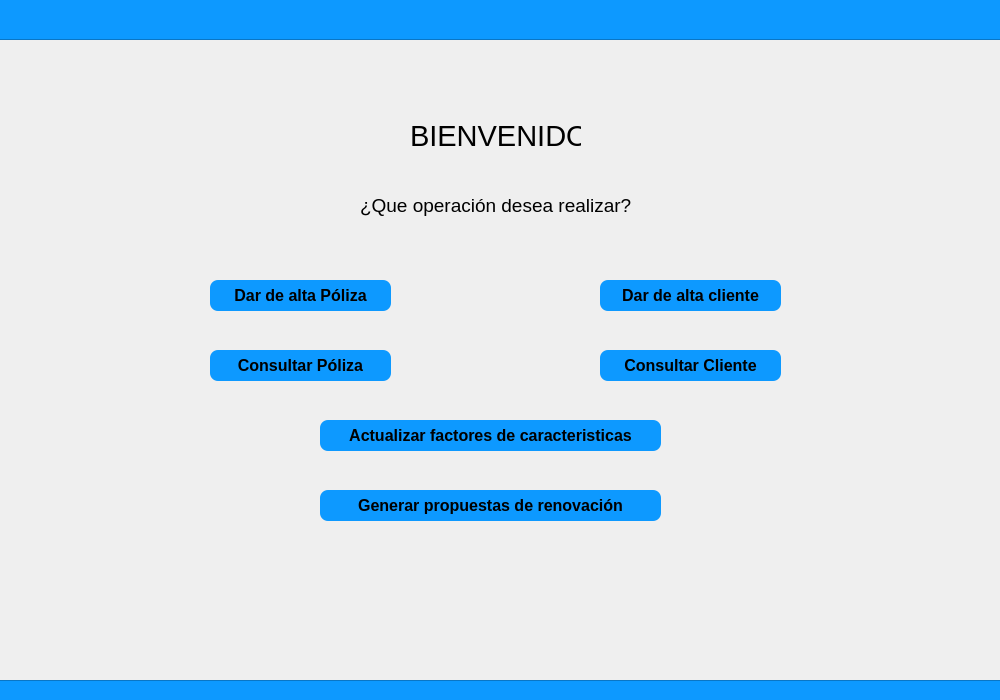
Before: the Qt Designer form gui/interfaz_general_1.ui in Eze-Medina/Proyecto_aseguradora, drawn with Qt 5.
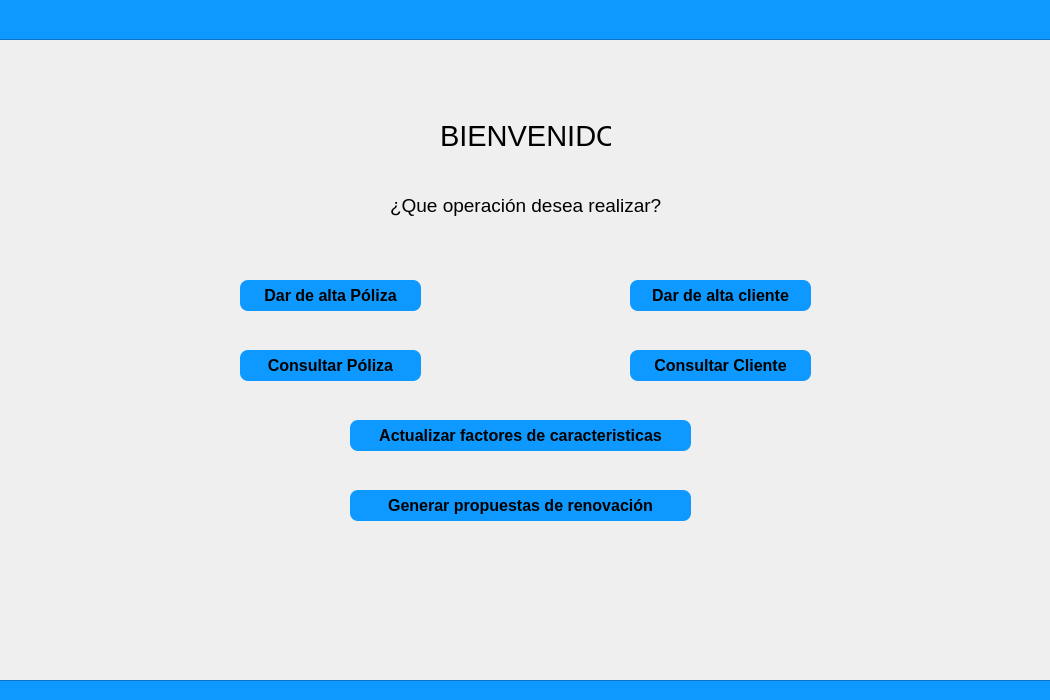
After: the same form once the commit is applied.

```diff
--- a/gui/interfaz_general_1.ui
+++ b/gui/interfaz_general_1.ui
@@ -6,19 +6,19 @@
    <rect>
     <x>0</x>
     <y>0</y>
-    <width>1000</width>
+    <width>1050</width>
     <height>700</height>
    </rect>
   </property>
   <property name="minimumSize">
    <size>
-    <width>1000</width>
+    <width>1050</width>
     <height>700</height>
    </size>
   </property>
   <property name="maximumSize">
    <size>
-    <width>1000</width>
+    <width>1050</width>
     <height>700</height>
    </size>
   </property>
@@ -28,7 +28,7 @@
   <widget class="QLabel" name="label">
    <property name="geometry">
     <rect>
-     <x>410</x>
+     <x>440</x>
      <y>110</y>
      <width>171</width>
      <height>51</height>
@@ -46,7 +46,7 @@
   <widget class="QPushButton" name="btnAltaPoliza">
    <property name="geometry">
     <rect>
-     <x>210</x>
+     <x>240</x>
      <y>280</y>
      <width>181</width>
      <height>31</height>
@@ -55,7 +55,6 @@
    <property name="font">
     <font>
      <pointsize>12</pointsize>
-     <weight>75</weight>
      <bold>true</bold>
     </font>
    </property>
@@ -74,7 +73,7 @@
   <widget class="QPushButton" name="btnConsultarPoliza">
    <property name="geometry">
     <rect>
-     <x>210</x>
+     <x>240</x>
      <y>350</y>
      <width>181</width>
      <height>31</height>
@@ -83,7 +82,6 @@
    <property name="font">
     <font>
      <pointsize>12</pointsize>
-     <weight>75</weight>
      <bold>true</bold>
     </font>
    </property>
@@ -102,7 +100,7 @@
   <widget class="QPushButton" name="btnAltaCliente">
    <property name="geometry">
     <rect>
-     <x>600</x>
+     <x>630</x>
      <y>280</y>
      <width>181</width>
      <height>31</height>
@@ -111,7 +109,6 @@
    <property name="font">
     <font>
      <pointsize>12</pointsize>
-     <weight>75</weight>
      <bold>true</bold>
     </font>
    </property>
@@ -130,7 +127,7 @@
   <widget class="QPushButton" name="btnConsultarCliente">
    <property name="geometry">
     <rect>
-     <x>600</x>
+     <x>630</x>
      <y>350</y>
      <width>181</width>
      <height>31</height>
@@ -139,7 +136,6 @@
    <property name="font">
     <font>
      <pointsize>12</pointsize>
-     <weight>75</weight>
      <bold>true</bold>
     </font>
    </property>
@@ -158,7 +154,7 @@
   <widget class="QPushButton" name="btnActualizarFactores">
    <property name="geometry">
     <rect>
-     <x>320</x>
+     <x>350</x>
      <y>420</y>
      <width>341</width>
      <height>31</height>
@@ -167,7 +163,6 @@
    <property name="font">
     <font>
      <pointsize>12</pointsize>
-     <weight>75</weight>
      <bold>true</bold>
     </font>
    </property>
@@ -186,7 +181,7 @@
   <widget class="QPushButton" name="btnGenerarPropuesta">
    <property name="geometry">
     <rect>
-     <x>320</x>
+     <x>350</x>
      <y>490</y>
      <width>341</width>
      <height>31</height>
@@ -195,7 +190,6 @@
    <property name="font">
     <font>
      <pointsize>12</pointsize>
-     <weight>75</weight>
      <bold>true</bold>
     </font>
    </property>
@@ -214,7 +208,7 @@
   <widget class="QLabel" name="label_2">
    <property name="geometry">
     <rect>
-     <x>360</x>
+     <x>390</x>
      <y>180</y>
      <width>271</width>
      <height>51</height>
```
